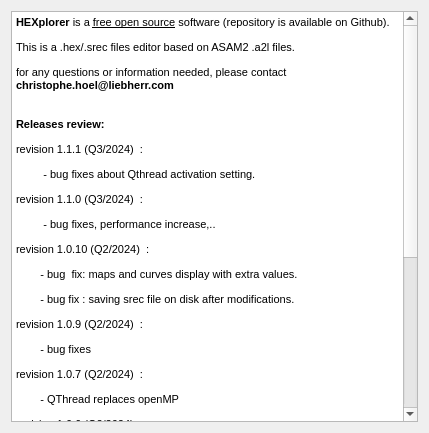
adhoc2/HEXplorer, file installer/packages/com.adhoc2.hexplorer/meta/page.ui: the form before one commit.
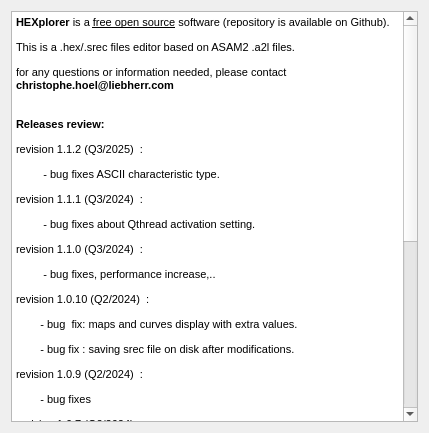
The form after the commit.

Diff of the .ui file:
```diff
--- a/installer/packages/com.adhoc2.hexplorer/meta/page.ui
+++ b/installer/packages/com.adhoc2.hexplorer/meta/page.ui
@@ -28,6 +28,8 @@
 &lt;p style=&quot; margin-top:12px; margin-bottom:12px; margin-left:0px; margin-right:0px; -qt-block-indent:0; text-indent:0px;&quot;&gt;&lt;span style=&quot; font-family:'MS Shell Dlg 2'; font-size:8.25pt;&quot;&gt;This is a .hex/.srec files editor based on ASAM2 .a2l files.&lt;/span&gt;&lt;/p&gt;
 &lt;p style=&quot; margin-top:12px; margin-bottom:12px; margin-left:0px; margin-right:0px; -qt-block-indent:0; text-indent:0px;&quot;&gt;&lt;span style=&quot; font-family:'MS Shell Dlg 2'; font-size:8.25pt;&quot;&gt;for any questions or information needed, please contact &lt;/span&gt;&lt;span style=&quot; font-family:'MS Shell Dlg 2'; font-size:8.25pt; font-weight:600;&quot;&gt;christophe.hoel@liebherr.com&lt;/span&gt;&lt;span style=&quot; font-family:'MS Shell Dlg 2'; font-size:8.25pt;&quot;&gt;&lt;br /&gt;&lt;/span&gt;&lt;/p&gt;
 &lt;p style=&quot; margin-top:12px; margin-bottom:12px; margin-left:0px; margin-right:0px; -qt-block-indent:0; text-indent:0px;&quot;&gt;&lt;span style=&quot; font-family:'MS Shell Dlg 2'; font-size:8.25pt; font-weight:600;&quot;&gt;Releases review:&lt;/span&gt;&lt;/p&gt;
+&lt;p style=&quot; margin-top:12px; margin-bottom:12px; margin-left:0px; margin-right:0px; -qt-block-indent:0; text-indent:0px;&quot;&gt;&lt;span style=&quot; font-family:'MS Shell Dlg 2'; font-size:8pt;&quot;&gt;revision&lt;/span&gt;&lt;span style=&quot; font-family:'MS Shell Dlg 2'; font-size:8pt; color:#c0c0c0;&quot;&gt; &lt;/span&gt;&lt;span style=&quot; font-family:'MS Shell Dlg 2'; font-size:8pt; color:#000000;&quot;&gt;1.1.2&lt;/span&gt;&lt;span style=&quot; font-family:'MS Shell Dlg 2'; font-size:8pt; color:#c0c0c0;&quot;&gt; &lt;/span&gt;&lt;span style=&quot; font-family:'MS Shell Dlg 2'; font-size:8pt;&quot;&gt;(Q3/2025) &lt;/span&gt;&lt;span style=&quot; font-family:'MS Shell Dlg 2'; font-size:8pt; color:#c0c0c0;&quot;&gt; &lt;/span&gt;&lt;span style=&quot; font-family:'MS Shell Dlg 2'; font-size:8pt;&quot;&gt;:&lt;/span&gt;&lt;/p&gt;
+&lt;p style=&quot; margin-top:12px; margin-bottom:12px; margin-left:0px; margin-right:0px; -qt-block-indent:0; text-indent:0px;&quot;&gt;&lt;span style=&quot; font-family:'MS Shell Dlg 2'; font-size:8pt;&quot;&gt;         - bug fixes ASCII characteristic type.&lt;/span&gt;&lt;/p&gt;
 &lt;p style=&quot; margin-top:12px; margin-bottom:12px; margin-left:0px; margin-right:0px; -qt-block-indent:0; text-indent:0px;&quot;&gt;&lt;span style=&quot; font-family:'MS Shell Dlg 2'; font-size:8pt;&quot;&gt;revision&lt;/span&gt;&lt;span style=&quot; font-family:'MS Shell Dlg 2'; font-size:8pt; color:#c0c0c0;&quot;&gt; &lt;/span&gt;&lt;span style=&quot; font-family:'MS Shell Dlg 2'; font-size:8pt; color:#000000;&quot;&gt;1.1.1&lt;/span&gt;&lt;span style=&quot; font-family:'MS Shell Dlg 2'; font-size:8pt; color:#c0c0c0;&quot;&gt; &lt;/span&gt;&lt;span style=&quot; font-family:'MS Shell Dlg 2'; font-size:8pt;&quot;&gt;(Q3/2024) &lt;/span&gt;&lt;span style=&quot; font-family:'MS Shell Dlg 2'; font-size:8pt; color:#c0c0c0;&quot;&gt; &lt;/span&gt;&lt;span style=&quot; font-family:'MS Shell Dlg 2'; font-size:8pt;&quot;&gt;:&lt;/span&gt;&lt;/p&gt;
 &lt;p style=&quot; margin-top:12px; margin-bottom:12px; margin-left:0px; margin-right:0px; -qt-block-indent:0; text-indent:0px;&quot;&gt;&lt;span style=&quot; font-family:'MS Shell Dlg 2'; font-size:8pt;&quot;&gt;         - bug fixes about Qthread activation setting.&lt;/span&gt;&lt;/p&gt;
 &lt;p style=&quot; margin-top:12px; margin-bottom:12px; margin-left:0px; margin-right:0px; -qt-block-indent:0; text-indent:0px;&quot;&gt;&lt;span style=&quot; font-family:'MS Shell Dlg 2'; font-size:8pt;&quot;&gt;revision&lt;/span&gt;&lt;span style=&quot; font-family:'MS Shell Dlg 2'; font-size:8pt; color:#c0c0c0;&quot;&gt; &lt;/span&gt;&lt;span style=&quot; font-family:'MS Shell Dlg 2'; font-size:8pt; color:#000000;&quot;&gt;1.1.0&lt;/span&gt;&lt;span style=&quot; font-family:'MS Shell Dlg 2'; font-size:8pt; color:#c0c0c0;&quot;&gt; &lt;/span&gt;&lt;span style=&quot; font-family:'MS Shell Dlg 2'; font-size:8pt;&quot;&gt;(Q3/2024) &lt;/span&gt;&lt;span style=&quot; font-family:'MS Shell Dlg 2'; font-size:8pt; color:#c0c0c0;&quot;&gt; &lt;/span&gt;&lt;span style=&quot; font-family:'MS Shell Dlg 2'; font-size:8pt;&quot;&gt;:&lt;/span&gt;&lt;/p&gt;
```
